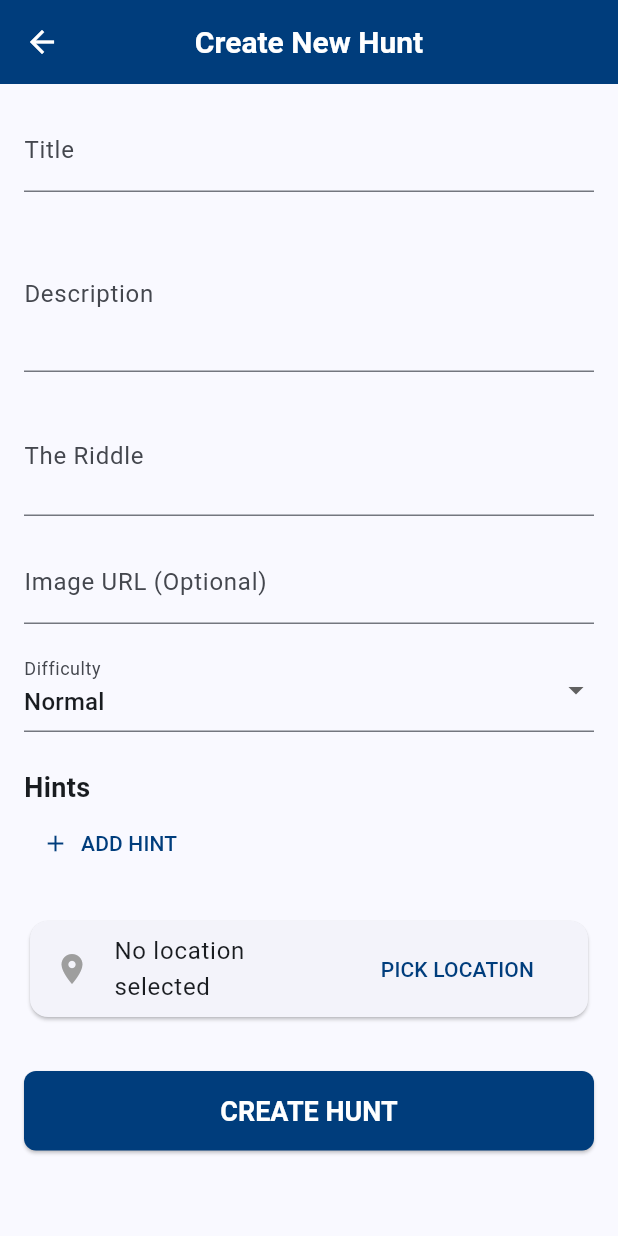
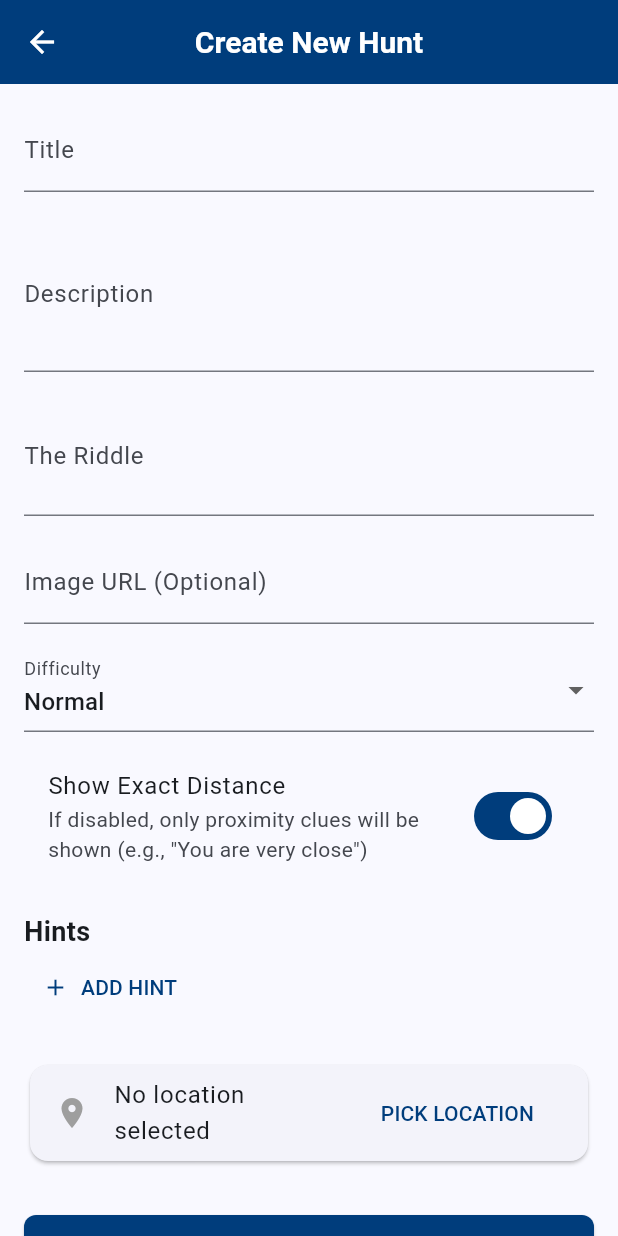
Before and after one commit to JWalker518/slu_scav_hunt, a Flutter app: the screen it shows once a user with an empty profile is signed in, after a tap on the "add" icon, on a phone screen of 412 x 824 dp. Run offline on Flutter 3.47's test engine with Material 3 defaults, Android fonts, the phone set to English and light mode, and no system bars; our stand-ins replace cloud_firestore, firebase_auth, firebase_core, flutter_riverpod, geolocator, google_maps_flutter and 3 more; accounts and stored records are empty; generated files the repository leaves out were written again.

Commit message:
feat: Implement Phase 6 - Toggleable distance, dual discovery feeds, and dark mode improvements
- Step 6.1: Added showDistance field to Hunt model and a toggle in HuntCreationScreen.
- Step 6.2: Refactored HuntDiscoveryScreen with a TabBar to show 'Distance Shown' and 'Riddle Mode' feeds using filtered Riverpod providers.
- Step 6.3: Improved dark mode visibility by defining a lighter primary color and updated TabBar colors for better contrast in both themes.
- Updated status card to show proximity clues (e.g., 'getting warmer') when exact distance is hidden.
- Added comprehensive unit and widget tests for filtered providers, gameplay status card, and theming.
- Updated documentation in changes.md and requirements.md.

```diff
--- a/lib/models/hunt.dart
+++ b/lib/models/hunt.dart
@@ -12,6 +12,7 @@ class Hunt {
   final String riddle;
   final List<String> hints; // New field for hints
   final String? imageUrl; // New optional field for media support
+  final bool showDistance; // Whether to show exact distance or proximity clues
 
   // Initialize the instance data
   Hunt({
@@ -26,6 +27,7 @@ class Hunt {
     required this.riddle,
     this.hints = const [], // Default to empty list
     this.imageUrl,
+    this.showDistance = true,
   });
 
   // Create a Hunt object from a Firestore document
@@ -52,6 +54,7 @@ class Hunt {
       riddle: data['riddle']?.toString() ?? 'No riddle provided',
       hints: _toStringList(data['hints']),
       imageUrl: data['imageUrl']?.toString(),
+      showDistance: data['showDistance'] is bool ? data['showDistance'] as bool : true,
     );
   }
 
@@ -82,6 +85,7 @@ class Hunt {
       'riddle': riddle,
       'hints': hints,
       'imageUrl': imageUrl,
+      'showDistance': showDistance,
     };
   }
 }
--- a/lib/providers/hunt_providers.dart
+++ b/lib/providers/hunt_providers.dart
@@ -45,3 +45,15 @@ final huntsProvider = StreamProvider<List<Hunt>>((ref) {
 
   return huntService.searchHunts(searchQuery);
 });
+
+/// Provider for hunts that show exact distance.
+final distanceShownHuntsProvider = Provider<AsyncValue<List<Hunt>>>((ref) {
+  final huntsAsync = ref.watch(huntsProvider);
+  return huntsAsync.whenData((hunts) => hunts.where((h) => h.showDistance).toList());
+});
+
+/// Provider for riddle-style hunts that hide exact distance.
+final riddleHuntsProvider = Provider<AsyncValue<List<Hunt>>>((ref) {
+  final huntsAsync = ref.watch(huntsProvider);
+  return huntsAsync.whenData((hunts) => hunts.where((h) => !h.showDistance).toList());
+});
--- a/lib/screens/discovery_screen.dart
+++ b/lib/screens/discovery_screen.dart
@@ -1,5 +1,6 @@
 import 'package:flutter/material.dart';
 import 'package:flutter_riverpod/flutter_riverpod.dart';
+import 'package:riverpod/riverpod.dart';
 import 'package:slu_scav_hunt/providers/hunt_providers.dart';
 import 'package:slu_scav_hunt/providers/auth_providers.dart';
 import 'package:slu_scav_hunt/models/hunt.dart';
@@ -14,13 +15,12 @@ class HuntDiscoveryScreen extends ConsumerWidget {
 
   @override
   Widget build(BuildContext context, WidgetRef ref) {
-    final huntsAsync = ref.watch(huntsProvider);
     final themeMode = ref.watch(themeProvider);
 
-    // The menu bar on the top of the screen
-    return Scaffold(
+    return DefaultTabController(
+      length: 2,
+      child: Scaffold(
         appBar: AppBar(
-        // The 'Hunt' title
           title: const Text('Discover Hunts'),
           actions: [
             IconButton(
@@ -39,11 +39,12 @@ class HuntDiscoveryScreen extends ConsumerWidget {
             ),
           ],
           bottom: PreferredSize(
-          preferredSize: const Size.fromHeight(60),
-          child: Padding(
-            padding: const EdgeInsets.all(8.0),
+            preferredSize: const Size.fromHeight(110),
+            child: Column(
+              children: [
+                Padding(
+                  padding: const EdgeInsets.symmetric(horizontal: 8.0, vertical: 4.0),
                   child: TextField(
-              // The Search Bar background text
                     decoration: InputDecoration(
                       hintText: 'Search hunts...',
                       prefixIcon: const Icon(Icons.search),
@@ -53,20 +54,34 @@ class HuntDiscoveryScreen extends ConsumerWidget {
                       ),
                       filled: true,
                       fillColor: Theme.of(context).colorScheme.surface,
+                      isDense: true,
                     ),
                     onChanged: (value) {
                       ref.read(searchQueryProvider.notifier).setQuery(value);
                     },
                   ),
                 ),
+                const TabBar(
+                  tabs: [
+                    Tab(text: 'Distance Shown', icon: Icon(Icons.straighten)),
+                    Tab(text: 'Riddle Mode', icon: Icon(Icons.psychology)),
+                  ],
+                ),
+              ],
             ),
           ),
-      body: huntsAsync.when(
-        data: (hunts) => _buildHuntList(hunts),
-        loading: () => const Center(child: CircularProgressIndicator()),
-        error: (err, stack) => Center(
-          child: Text('Error: $err'),
         ),
+        body: TabBarView(
+          children: [
+            _HuntListTab(
+              huntsAsync: ref.watch(distanceShownHuntsProvider),
+              emptyMessage: 'No distance-based hunts found.',
+            ),
+            _HuntListTab(
+              huntsAsync: ref.watch(riddleHuntsProvider),
+              emptyMessage: 'No riddle-style hunts found.',
+            ),
+          ],
         ),
         floatingActionButton: FloatingActionButton(
           onPressed: () {
@@ -78,27 +93,44 @@ class HuntDiscoveryScreen extends ConsumerWidget {
           tooltip: 'Create New Hunt',
           child: const Icon(Icons.add),
         ),
+      ),
+    );
+  }
+}
+
+class _HuntListTab extends StatelessWidget {
+  final AsyncValue<List<Hunt>> huntsAsync;
+  final String emptyMessage;
+
+  const _HuntListTab({
+    required this.huntsAsync,
+    required this.emptyMessage,
+  });
+
+  @override
+  Widget build(BuildContext context) {
+    return huntsAsync.when(
+      data: (hunts) => _buildHuntList(context, hunts),
+      loading: () => const Center(child: CircularProgressIndicator()),
+      error: (err, stack) => Center(child: Text('Error: $err')),
     );
   }
 
-
-  Widget _buildHuntList(List<Hunt> hunts) {
-
-    // When searching, return a message if no hunts are found
+  Widget _buildHuntList(BuildContext context, List<Hunt> hunts) {
     if (hunts.isEmpty) {
-      return const Center(
-        child: Text('No hunts found. Try a different search!'),
+      return Center(
+        child: Padding(
+          padding: const EdgeInsets.all(16.0),
+          child: Text(emptyMessage, textAlign: TextAlign.center),
+        ),
       );
     }
 
-    // The list of hunts to be presented on the homepage
     return ListView.builder(
       itemCount: hunts.length,
       padding: const EdgeInsets.all(8),
       itemBuilder: (context, index) {
         final hunt = hunts[index];
-
-        // The card presenting the hunt on the homepage
         return HuntCard(
           hunt: hunt,
           onTap: () {
--- a/lib/screens/hunt_creation_screen.dart
+++ b/lib/screens/hunt_creation_screen.dart
@@ -25,6 +25,7 @@ class _HuntCreationScreenState extends ConsumerState<HuntCreationScreen> {
   final _imageUrlController = TextEditingController();
   final List<TextEditingController> _hintControllers = [];
   String _difficulty = 'Normal';
+  bool _showDistance = true;
   LatLng? _selectedLocation;
 
   @override
@@ -104,6 +105,7 @@ class _HuntCreationScreenState extends ConsumerState<HuntCreationScreen> {
       imageUrl: _imageUrlController.text.trim().isNotEmpty
           ? _imageUrlController.text.trim()
           : null,
+      showDistance: _showDistance,
     );
 
     await ref.read(huntControllerProvider.notifier).createHunt(newHunt);
@@ -167,12 +169,19 @@ class _HuntCreationScreenState extends ConsumerState<HuntCreationScreen> {
                   ),
                   const SizedBox(height: 16),
                   DropdownButtonFormField<String>(
-                    value: _difficulty,
+                    initialValue: _difficulty,
                     decoration: const InputDecoration(labelText: 'Difficulty'),
                     items: ['Easy', 'Normal', 'Hard']
                         .map((d) => DropdownMenuItem(value: d, child: Text(d)))
                         .toList(),
                     onChanged: (value) => setState(() => _difficulty = value!),
+                  ),
+                  const SizedBox(height: 16),
+                  SwitchListTile(
+                    title: const Text('Show Exact Distance'),
+                    subtitle: const Text('If disabled, only proximity clues will be shown (e.g., "You are very close")'),
+                    value: _showDistance,
+                    onChanged: (value) => setState(() => _showDistance = value),
                   ),
                   const SizedBox(height: 24),
                   HintInputList(
--- a/lib/screens/hunt_gameplay_screen.dart
+++ b/lib/screens/hunt_gameplay_screen.dart
@@ -163,6 +163,7 @@ class _HuntGameplayScreenState extends ConsumerState<HuntGameplayScreen> {
                 return GameplayStatusCard(
                   isCompleted: _isCompleted,
                   distance: distance,
+                  showDistance: widget.hunt.showDistance,
                   onBack: () => Navigator.pop(context),
                 );
               },
--- a/lib/theme.dart
+++ b/lib/theme.dart
@@ -3,6 +3,7 @@ import 'package:flutter/material.dart';
 class AppTheme {
   // Brand Colors
   static const Color primaryColor = Color(0xFF003D7C); // Example SLU Blue
+  static const Color primaryColorDark = Color(0xFF4D94FF); // Lighter Blue for Dark Mode
   static const Color secondaryColor = Color(0xFFC8102E); // Example SLU Red
   static const Color accentColor = Color(0xFFFFB81C); // Example Gold
 
@@ -48,6 +49,13 @@ class AppTheme {
           color: Colors.black87,
         ),
       ),
+      tabBarTheme: const TabBarThemeData(
+        labelColor: Colors.white,
+        unselectedLabelColor: Colors.white70,
+        indicatorColor: accentColor,
+        indicatorSize: TabBarIndicatorSize.tab,
+        labelStyle: TextStyle(fontWeight: FontWeight.bold),
+      ),
     );
   }
 
@@ -55,8 +63,8 @@ class AppTheme {
     return ThemeData(
       useMaterial3: true,
       colorScheme: ColorScheme.fromSeed(
-        seedColor: primaryColor,
-        primary: primaryColor,
+        seedColor: primaryColorDark,
+        primary: primaryColorDark,
         secondary: secondaryColor,
         brightness: Brightness.dark,
       ),
@@ -64,10 +72,17 @@ class AppTheme {
         centerTitle: true,
         elevation: 0,
       ),
+      tabBarTheme: const TabBarThemeData(
+        labelColor: primaryColorDark,
+        unselectedLabelColor: Colors.white60,
+        indicatorColor: primaryColorDark,
+        indicatorSize: TabBarIndicatorSize.tab,
+        labelStyle: TextStyle(fontWeight: FontWeight.bold),
+      ),
       elevatedButtonTheme: ElevatedButtonThemeData(
         style: ElevatedButton.styleFrom(
-          backgroundColor: primaryColor,
-          foregroundColor: Colors.white,
+          backgroundColor: primaryColorDark,
+          foregroundColor: Colors.black, // Better contrast on light blue
           textStyle: const TextStyle(fontWeight: FontWeight.bold),
           padding: const EdgeInsets.symmetric(horizontal: 24, vertical: 12),
           shape: RoundedRectangleBorder(
--- a/lib/widgets/gameplay_status_card.dart
+++ b/lib/widgets/gameplay_status_card.dart
@@ -3,12 +3,14 @@ import 'package:flutter/material.dart';
 class GameplayStatusCard extends StatelessWidget {
   final bool isCompleted;
   final double distance;
+  final bool showDistance;
   final VoidCallback onBack;
 
   const GameplayStatusCard({
     super.key,
     required this.isCompleted,
     required this.distance,
+    required this.showDistance,
     required this.onBack,
   });
 
@@ -16,6 +18,19 @@ class GameplayStatusCard extends StatelessWidget {
   Widget build(BuildContext context) {
     final theme = Theme.of(context);
     final isNear = distance < 100;
+    final isVeryNear = distance < 30;
+    final isFar = distance > 500;
+
+    String proximityText;
+    if (isVeryNear) {
+      proximityText = 'You are right on top of it!';
+    } else if (isNear) {
+      proximityText = 'You are very close!';
+    } else if (isFar) {
+      proximityText = 'Keep searching... it\'s still a bit far.';
+    } else {
+      proximityText = 'You\'re getting warmer!';
+    }
 
     return Card(
       color: isCompleted ? Colors.green : (isNear ? Colors.orange : theme.cardColor),
@@ -42,12 +57,13 @@ class GameplayStatusCard extends StatelessWidget {
               ),
             ] else ...[
               Text(
-                isNear ? 'You are very close!' : 'Keep searching...',
+                showDistance ? (isNear ? 'You are very close!' : 'Keep searching...') : proximityText,
                 style: TextStyle(
                   fontWeight: FontWeight.bold,
                   color: isNear ? Colors.white : theme.textTheme.bodyLarge?.color,
                 ),
               ),
+              if (showDistance) ...[
                 const SizedBox(height: 4),
                 Text(
                   'Distance: ${distance.toInt()}m',
@@ -57,6 +73,7 @@ class GameplayStatusCard extends StatelessWidget {
                 ),
               ],
             ],
+          ],
         ),
       ),
     );
```
Also changed, not shown: 9 other files. Lines whose indentation alone changed are shown as unchanged.
